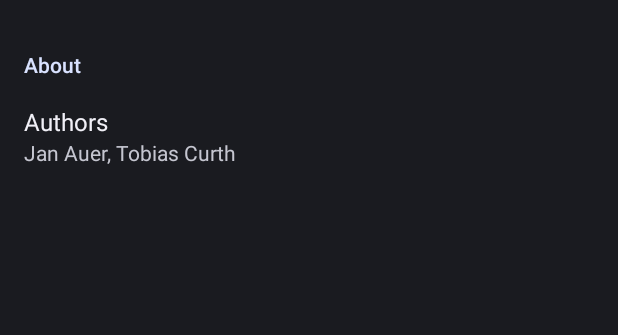
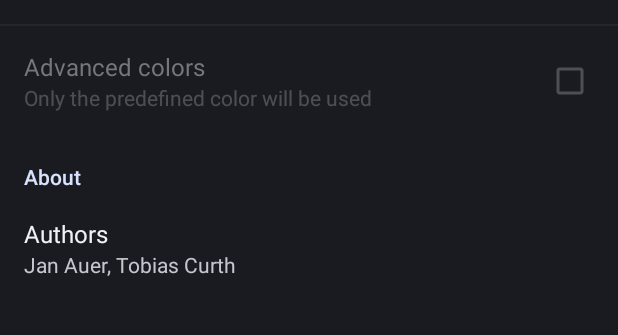
Before and after one commit to jan-auer/lifeline, an Android app: the screen it shows after launch (SettingsActivity), on a phone screen of 412 x 824 dp, the part 504-839 px from its top. Run offline under Robolectric (Android 15) with nearby library versions, the phone set to English and light mode, and no system bars.

Commit message:
Added advanced colors

```diff
--- a/lifeline/src/main/AndroidManifest.xml
+++ b/lifeline/src/main/AndroidManifest.xml
@@ -1,6 +1,6 @@
 <manifest xmlns:android="http://schemas.android.com/apk/res/android"
     package="cyber.lifeline"
-    android:versionCode="18"
+    android:versionCode="43"
     android:versionName="1.1.3"
     >
 
@@ -30,6 +30,8 @@
                 <action android:name="android.intent.action.BOOT_COMPLETED"/>
                 <action android:name="android.intent.action.USER_PRESENT"/>
                 <action android:name="android.intent.action.SCREEN_ON"/>
+                <action android:name="android.intent.action.ACTION_POWER_CONNECTED"/>
+                <action android:name="android.intent.action.ACTION_POWER_DISCONNECTED"/>
             </intent-filter>
         </receiver>
 
--- a/lifeline/src/main/java/cyber/lifeline/ui/LifeLinePreferences.java
+++ b/lifeline/src/main/java/cyber/lifeline/ui/LifeLinePreferences.java
@@ -16,6 +16,8 @@ public class LifeLinePreferences extends PreferenceFragment {
     public static final String PREF_ACTIVE = "active";
     public static final String PREF_AUTO_START = "autostart";
     public static final String PREF_COLOR = "color";
+    public static final String PREF_ADVANCED_COLORS = "advanced_colors";
+
 
     @Override
     public void onCreate(Bundle savedInstanceState) {
--- a/lifeline/src/main/res/values/strings.xml
+++ b/lifeline/src/main/res/values/strings.xml
@@ -36,4 +36,7 @@
     <string name="version_name">1.1</string>
     <string name="version_code">1100</string>
     <string name="author_name">Jan Auer, Tobias Curth</string>
+    <string name="settings_advanced_colors">Advanced colors</string>
+    <string name="settings_advanced_colors_on">Additional colors based on battery status</string>
+    <string name="settings_advanced_colors_off">Only the predefined color will be used</string>
 </resources>
--- a/lifeline/src/main/res/xml/preferences.xml
+++ b/lifeline/src/main/res/xml/preferences.xml
@@ -35,6 +35,14 @@
 				android:entryValues="@array/color_values"
 				android:defaultValue="#33B5E5"/>
 
+        <CheckBoxPreference
+            android:key="advanced_colors"
+            android:title="@string/settings_advanced_colors"
+            android:summaryOn="@string/settings_advanced_colors_on"
+            android:summaryOff="@string/settings_advanced_colors_off"
+            android:defaultValue="false"
+            android:dependency="active"/>
+
 	</PreferenceCategory>
 
     <PreferenceCategory
```
Also changed, not shown: lifeline/src/main/java/cyber/lifeline/service/LifeLineService.java (+28 -14 lines), lifeline/src/main/java/cyber/lifeline/ui/LineView.java (+38 -8 lines), 1 other file.
